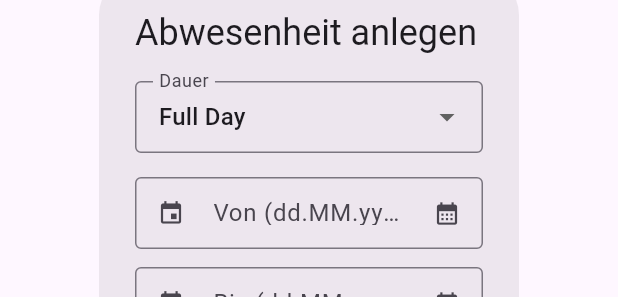
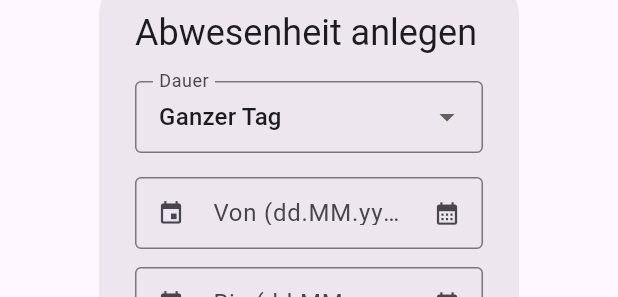
Before and after one commit to mkprogrammer15/time_management_tool, a Flutter app: the CreateLeaveDialog widget shown alone on an empty page, opened directly with empty values, on a phone screen of 412 x 824 dp. Shown: the part 336-633 px from the top of the screen. Run offline on Flutter 3.47's test engine with Material 3 defaults, Android fonts, the phone set to English and light mode, and no system bars; our stand-ins replace bloc, cloud_firestore, email_validator, file_picker, firebase_auth, firebase_core and 4 more; missing offline and left inert: thanos_snap_effect; accounts and stored records are empty; generated files the repository leaves out were written again.

```diff
--- a/lib/presentation/widgets/create_leave_dialog.dart
+++ b/lib/presentation/widgets/create_leave_dialog.dart
@@ -1,3 +1,4 @@
+import 'package:audavis_time_management/const.dart';
 import 'package:audavis_time_management/date_helpers.dart';
 import 'package:audavis_time_management/domain/entities/leave_entry_entity.dart';
 import 'package:flutter/material.dart';
@@ -28,7 +29,6 @@ class _CreateLeaveDialogState extends State<CreateLeaveDialog> {
   final LeaveStatus _status = LeaveStatus.requested;
 
   String _selectedLeaveType = "Full Day";
-  final List<String> _leaveTimeOptions = const ["Full Day", "Half Day"];
 
   @override
   void initState() {
@@ -130,6 +130,17 @@ class _CreateLeaveDialogState extends State<CreateLeaveDialog> {
     Navigator.pop(context, entry);
   }
 
+  String leaveTypeLabel(String type) {
+    switch (type) {
+      case 'Full Day':
+        return 'Ganzer Tag';
+      case 'Half Day':
+        return 'Halber Tag';
+      default:
+        return 'Voller Tag';
+    }
+  }
+
   @override
   Widget build(BuildContext context) {
     return AlertDialog(
@@ -139,8 +150,13 @@ class _CreateLeaveDialogState extends State<CreateLeaveDialog> {
         children: [
           DropdownButtonFormField<String>(
             initialValue: _selectedLeaveType,
-            items: _leaveTimeOptions
-                .map((t) => DropdownMenuItem(value: t, child: Text(t)))
+            items: leaveTimeOptions
+                .map(
+                  (t) => DropdownMenuItem(
+                    value: t,
+                    child: Text(leaveTypeLabel(t)),
+                  ),
+                )
                 .toList(),
             onChanged: (value) {
               if (value == null) return;
--- a/pubspec.yaml
+++ b/pubspec.yaml
@@ -40,6 +40,8 @@ dependencies:
   email_validator: ^3.0.0
   file_picker: ^10.3.8
   firebase_storage: ^13.0.5
+  # Spaß
+  thanos_snap_effect: ^0.0.9
 
   # The following adds the Cupertino Icons font to your application.
   # Use with the CupertinoIcons class for iOS style icons.
@@ -63,6 +65,9 @@ dev_dependencies:
 
 # The following section is specific to Flutter packages.
 flutter:
+  shaders:
+    - packages/thanos_snap_effect/shader/thanos_snap_effect.glsl
+
 
   # The following line ensures that the Material Icons font is
   # included with your application, so that you can use the icons in
```
Also changed, not shown: lib/presentation/pages/open_requests_page.dart (+59 -12 lines), pubspec.lock.
